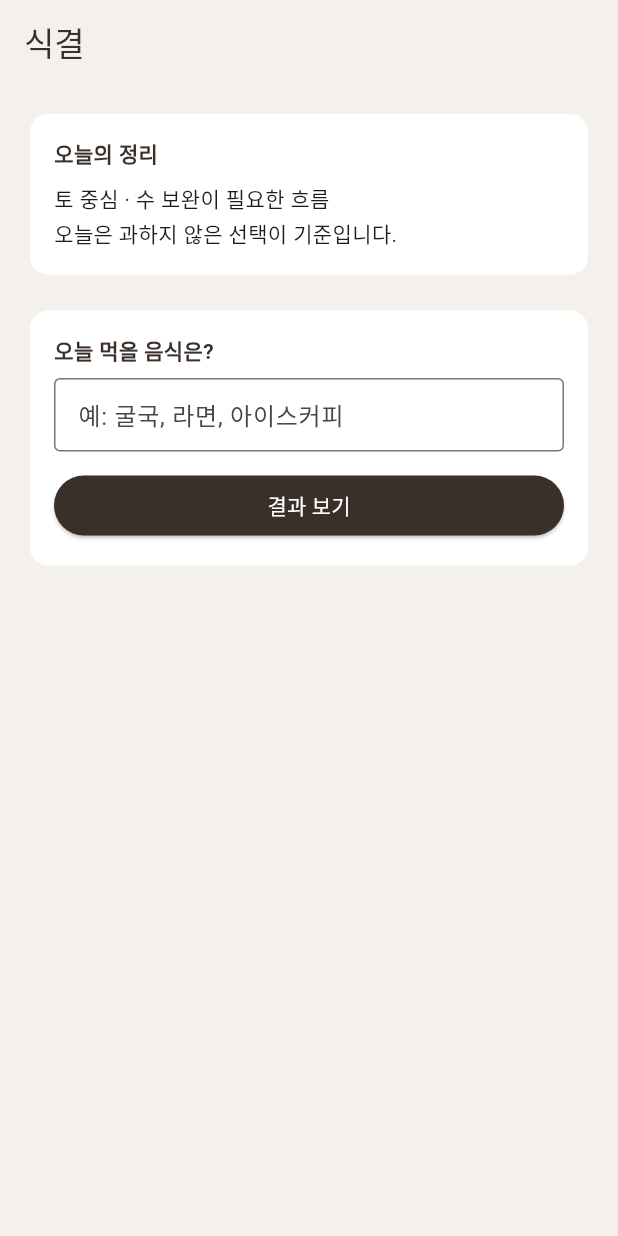
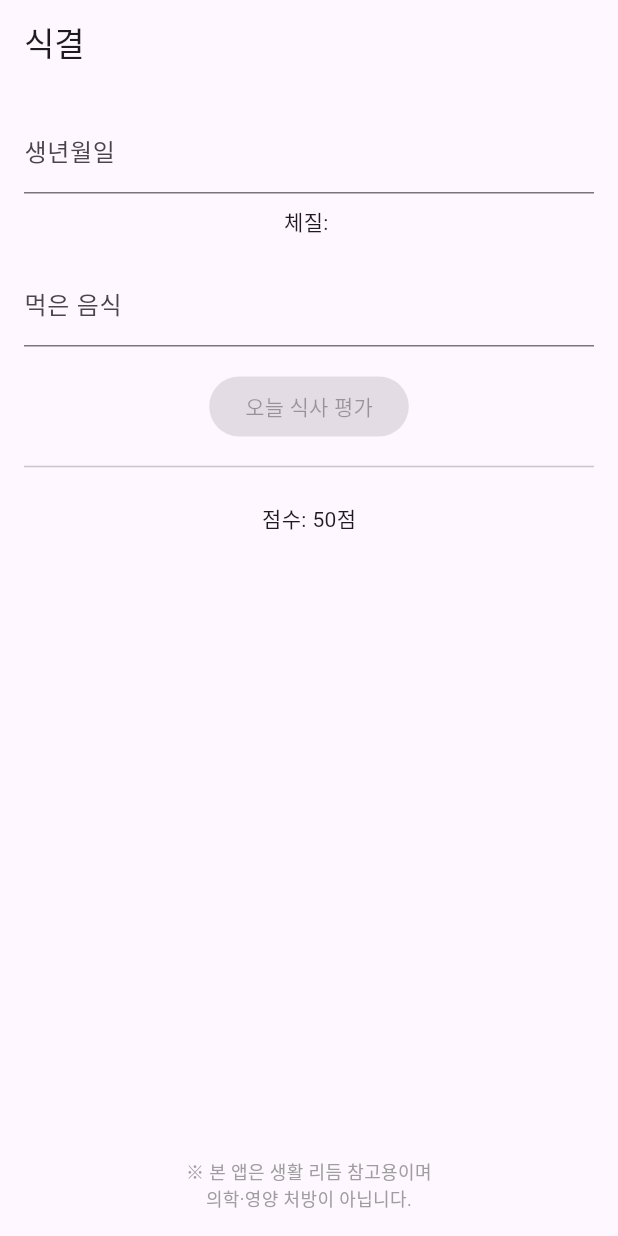
Before and after one commit to eetet-sys/origin, a Flutter app: the screen it shows after launch, on a phone screen of 412 x 824 dp. Run offline on Flutter 3.47's test engine with Material 3 defaults, Android fonts, the phone set to English and light mode, and no system bars.

Commit message:
feat: 식결 음식 분류 및 체질 판단 로직 1차 통합

```diff
--- /dev/null
+++ b/lib/data/food_classifier.dart
@@ -0,0 +1,66 @@
+class FoodProfile {
+  final List<String> ingredients;
+  final List<String> cooking;
+  final List<String> stimulus;
+
+  FoodProfile({
+    required this.ingredients,
+    required this.cooking,
+    required this.stimulus,
+  });
+}
+
+/* ===== 자동완성 & 분류 키워드 ===== */
+
+const List<String> allFoodKeywords = [
+  '라면','불닭볶음면','짜파게티','치킨','삼겹살','김치찌개','된장찌개',
+  '비빔밥','김밥','떡볶이','마라탕','마라샹궈','냉면','칼국수',
+  '피자','햄버거','돈가스','국밥','설렁탕','갈비탕',
+  '샐러드','회','초밥','죽','백숙','콩나물국','미역국'
+];
+
+const Map<String, List<String>> ingredientKeywords = {
+  '밀가루': ['라면','면','국수','짜장','짬뽕','빵','피자'],
+  '쌀': ['밥','김밥','비빔밥','죽','국밥'],
+  '돼지고기': ['삼겹','제육','족발'],
+  '닭고기': ['치킨','닭','백숙'],
+  '해산물': ['회','생선','오징어','낙지'],
+  '채소': ['샐러드','나물','무침'],
+};
+
+const Map<String, List<String>> cookingKeywords = {
+  '튀김': ['튀김','치킨','돈가스'],
+  '볶음': ['볶음','불닭','제육'],
+  '국물': ['국','찌개','탕','라면'],
+  '생식': ['회','샐러드'],
+};
+
+const Map<String, List<String>> stimulusKeywords = {
+  '매움': ['매운','불닭','떡볶이','마라'],
+  '기름짐': ['튀김','치킨','삼겹'],
+  '차가움': ['냉','아이스','빙수','냉면'],
+};
+
+/* ===== 분류 엔진 ===== */
+
+FoodProfile classifyFood(String food) {
+  final ingredients = <String>[];
+  final cooking = <String>[];
+  final stimulus = <String>[];
+
+  ingredientKeywords.forEach((k, v) {
+    if (v.any((e) => food.contains(e))) ingredients.add(k);
+  });
+  cookingKeywords.forEach((k, v) {
+    if (v.any((e) => food.contains(e))) cooking.add(k);
+  });
+  stimulusKeywords.forEach((k, v) {
+    if (v.any((e) => food.contains(e))) stimulus.add(k);
+  });
+
+  return FoodProfile(
+    ingredients: ingredients,
+    cooking: cooking,
+    stimulus: stimulus,
+  );
+}
--- /dev/null
+++ b/lib/data/food_data.dart
@@ -0,0 +1,93 @@
+/// 체질 × 음식 속성 가중치 테이블
+/// + 값 = 도움
+/// - 값 = 부담
+
+const Map<String, Map<String, Map<String, int>>> bodyFoodWeight = {
+  '토': {
+    'ingredients': {
+      '쌀': 6,
+      '뿌리채소': 6,
+      '콩': 4,
+      '밀가루': -8,
+      '기름짐': -6,
+    },
+    'cooking': {
+      '국물': 4,
+      '찜': 5,
+      '튀김': -8,
+      '볶음': -4,
+    },
+    'stimulus': {
+      '매움': -5,
+      '차가움': -6,
+      '단짠': -4,
+    },
+  },
+
+  '목': {
+    'ingredients': {
+      '채소': 6,
+      '해산물': 4,
+      '기름짐': -6,
+    },
+    'cooking': {
+      '생식': 6,
+      '볶음': -6,
+      '튀김': -7,
+    },
+    'stimulus': {
+      '매움': -4,
+      '단짠': -5,
+    },
+  },
+
+  '화': {
+    'ingredients': {
+      '수분': 6,
+      '과일': 5,
+      '기름짐': -7,
+    },
+    'cooking': {
+      '생식': 5,
+      '국물': -3,
+      '튀김': -6,
+    },
+    'stimulus': {
+      '매움': -8,
+      '술': -9,
+      '단짠': -5,
+    },
+  },
+
+  '수': {
+    'ingredients': {
+      '해산물': 6,
+      '검은콩': 5,
+      '차가움': -7,
+    },
+    'cooking': {
+      '국물': 5,
+      '생식': -5,
+    },
+    'stimulus': {
+      '차가움': -8,
+      '염분': -5,
+    },
+  },
+
+  '금': {
+    'ingredients': {
+      '흰채소': 5,
+      '무': 6,
+      '기름짐': -6,
+    },
+    'cooking': {
+      '찜': 5,
+      '튀김': -8,
+    },
+    'stimulus': {
+      '자극': -6,
+      '차가움': -4,
+    },
+  },
+};
--- a/lib/main.dart
+++ b/lib/main.dart
@@ -1,260 +1,198 @@
 import 'package:flutter/material.dart';
+import 'data/food_classifier.dart';
+import 'data/food_data.dart';
 
 void main() {
-  runApp(const SikgyeolApp());
+  runApp(const SikGyeolApp());
 }
 
-class SikgyeolApp extends StatelessWidget {
-  const SikgyeolApp({super.key});
+class SikGyeolApp extends StatelessWidget {
+  const SikGyeolApp({super.key});
 
   @override
   Widget build(BuildContext context) {
-    return MaterialApp(
-      title: '식결',
+    return const MaterialApp(
       debugShowCheckedModeBanner: false,
-      theme: ThemeData(
-        scaffoldBackgroundColor: const Color(0xFFF4F1EC),
-        fontFamily: 'Roboto',
-      ),
-      home: const TodayPage(),
+      home: FoodCheckPage(),
     );
   }
 }
 
-class TodayPage extends StatefulWidget {
-  const TodayPage({super.key});
+class FoodCheckPage extends StatefulWidget {
+  const FoodCheckPage({super.key});
 
   @override
-  State<TodayPage> createState() => _TodayPageState();
+  State<FoodCheckPage> createState() => _FoodCheckPageState();
 }
 
-class _TodayPageState extends State<TodayPage> {
-  final TextEditingController _foodController = TextEditingController();
-  bool _showResult = false;
+class _FoodCheckPageState extends State<FoodCheckPage> {
+  final TextEditingController birthCtrl = TextEditingController();
+  final TextEditingController foodCtrl = TextEditingController();
+
+  String element = '';
+  int score = 50;
+  String decisionSummary = '';
+
+  List<String> suggestions = [];
+
+  /* ================= 체질 계산 ================= */
+
+  String calcElement(String birth) {
+    if (birth.length < 4) return '';
+    final year = int.tryParse(birth.substring(0, 4));
+    if (year == null) return '';
+
+    final stems = ['갑','을','병','정','무','기','경','신','임','계'];
+    final stem = stems[(year - 4) % 10];
+
+    if (['갑','을'].contains(stem)) return '목';
+    if (['병','정'].contains(stem)) return '화';
+    if (['무','기'].contains(stem)) return '토';
+    if (['경','신'].contains(stem)) return '금';
+    return '수';
+  }
+
+  /* ================= 자동완성 ================= */
+
+  void updateSuggestions(String input) {
+    if (input.isEmpty) {
+      setState(() => suggestions.clear());
+      return;
+    }
+
+    setState(() {
+      suggestions = allFoodKeywords
+          .where((f) => f.contains(input))
+          .take(6)
+          .toList();
+    });
+  }
+
+  /* ================= 평가 로직 ================= */
+
+  void evaluate() {
+    score = 50;
+    final foods = foodCtrl.text
+        .split(',')
+        .map((e) => e.trim())
+        .where((e) => e.isNotEmpty)
+        .toList();
+
+    final reasons = <String>{};
+    final weightTable = bodyFoodWeight[element];
+
+    for (final food in foods) {
+      final profile = classifyFood(food);
+      score += 2; // 기본점수
+
+      void apply(List<String> values, Map<String, int>? table) {
+        if (table == null) return;
+        for (final v in values) {
+          if (table.containsKey(v)) {
+            score += table[v]!;
+            if (table[v]! < 0) reasons.add(v);
+          }
+        }
+      }
+
+      apply(profile.ingredients, weightTable?['ingredients']);
+      apply(profile.cooking, weightTable?['cooking']);
+      apply(profile.stimulus, weightTable?['stimulus']);
+    }
+
+    decisionSummary = reasons.isEmpty
+        ? '전반적으로 무난한 구성의 식사입니다.'
+        : '${reasons.take(3).join(' · ')} 성향이 겹쳐 부담이 될 수 있습니다.';
+
+    setState(() {});
+  }
+
+  /* ================= UI ================= */
 
   @override
   Widget build(BuildContext context) {
     return Scaffold(
-      appBar: AppBar(
-        title: const Text('식결'),
-        backgroundColor: const Color(0xFFF4F1EC),
-        elevation: 0,
-        foregroundColor: const Color(0xFF3B2F2A),
-      ),
-      body: SingleChildScrollView(
+      appBar: AppBar(title: const Text('식결')),
+      body: Padding(
         padding: const EdgeInsets.all(16),
         child: Column(
-          crossAxisAlignment: CrossAxisAlignment.stretch,
           children: [
-            _TodaySummaryCard(),
+            TextField(
+              controller: birthCtrl,
+              decoration: const InputDecoration(
+                labelText: '생년월일',
+                hintText: '예: 19980427',
+              ),
+              keyboardType: TextInputType.number,
+              onChanged: (v) => setState(() => element = calcElement(v)),
+            ),
+            const SizedBox(height: 8),
+            Text('체질: $element'),
+
             const SizedBox(height: 16),
-            _FoodInputCard(
-              controller: _foodController,
-              onSubmit: () {
-                setState(() {
-                  _showResult = true;
-                });
-              },
+
+            TextField(
+              controller: foodCtrl,
+              decoration: const InputDecoration(
+                labelText: '먹은 음식',
+                hintText: '예: 불닭볶음면, 치킨',
+              ),
+              onChanged: updateSuggestions,
             ),
-            if (_showResult) ...[
-              const SizedBox(height: 16),
-              const _FoodResultCard(),
-              const SizedBox(height: 16),
-              const _BalanceGuideCard(),
-              const SizedBox(height: 16),
-              const _MovementCard(),
-            ],
+
+            if (suggestions.isNotEmpty)
+              Wrap(
+                spacing: 8,
+                children: suggestions.map((s) {
+                  return ActionChip(
+                    label: Text(s),
+                    onPressed: () {
+                      foodCtrl.text = s;
+                      suggestions.clear();
+                      setState(() {});
+                    },
+                  );
+                }).toList(),
+              ),
+
+            const SizedBox(height: 16),
+
+            ElevatedButton(
+              onPressed: element.isEmpty || foodCtrl.text.isEmpty
+                  ? null
+                  : evaluate,
+              child: const Text('오늘 식사 평가'),
+            ),
+
+            const Divider(height: 32),
+
+            if (decisionSummary.isNotEmpty)
+              Card(
+                child: Padding(
+                  padding: const EdgeInsets.all(16),
+                  child: Text(
+                    decisionSummary,
+                    style: const TextStyle(
+                      fontSize: 15,
+                      height: 1.4,
+                    ),
+                  ),
+                ),
+              ),
+
+            const SizedBox(height: 8),
+            Text('점수: $score점'),
+
+            const Spacer(),
+
+            const Text(
+              '※ 본 앱은 생활 리듬 참고용이며\n의학·영양 처방이 아닙니다.',
+              textAlign: TextAlign.center,
+              style: TextStyle(fontSize: 12, color: Colors.grey),
+            ),
           ],
         ),
       ),
     );
   }
 }
-
-/* ---------- 카드 컴포넌트들 ---------- */
-
-class _TodaySummaryCard extends StatelessWidget {
-  @override
-  Widget build(BuildContext context) {
-    return _Card(
-      title: '오늘의 정리',
-      child: const Text(
-        '토 중심 · 수 보완이 필요한 흐름\n'
-        '오늘은 과하지 않은 선택이 기준입니다.',
-        style: TextStyle(height: 1.6),
-      ),
-    );
-  }
-}
-
-class _FoodInputCard extends StatelessWidget {
-  final TextEditingController controller;
-  final VoidCallback onSubmit;
-
-  const _FoodInputCard({
-    required this.controller,
-    required this.onSubmit,
-  });
-
-  @override
-  Widget build(BuildContext context) {
-    return _Card(
-      title: '오늘 먹을 음식은?',
-      child: Column(
-        children: [
-          TextField(
-            controller: controller,
-            decoration: const InputDecoration(
-              hintText: '예: 굴국, 라면, 아이스커피',
-              border: OutlineInputBorder(),
-              isDense: true,
-            ),
-          ),
-          const SizedBox(height: 12),
-          SizedBox(
-            width: double.infinity,
-            child: ElevatedButton(
-              onPressed: onSubmit,
-              style: ElevatedButton.styleFrom(
-                backgroundColor: const Color(0xFF3B2F2A),
-                foregroundColor: Colors.white,
-              ),
-              child: const Text('결과 보기'),
-            ),
-          ),
-        ],
-      ),
-    );
-  }
-}
-
-class _FoodResultCard extends StatelessWidget {
-  const _FoodResultCard();
-
-  @override
-  Widget build(BuildContext context) {
-    return _Card(
-      title: '음식 판단',
-      child: const Column(
-        crossAxisAlignment: CrossAxisAlignment.start,
-        children: [
-          Text(
-            '굴국 → 조건부 괜찮음',
-            style: TextStyle(
-              fontWeight: FontWeight.bold,
-            ),
-          ),
-          SizedBox(height: 8),
-          Text(
-            '따뜻하지만 소화에 에너지가 조금 쓰일 수 있어요.',
-          ),
-          SizedBox(height: 8),
-          Text(
-            '국물은 줄이고 천천히 먹는 쪽이 편합니다.',
-          ),
-        ],
-      ),
-    );
-  }
-}
-
-class _BalanceGuideCard extends StatelessWidget {
-  const _BalanceGuideCard();
-
-  @override
-  Widget build(BuildContext context) {
-    return _Card(
-      title: '오늘의 보완 포인트',
-      child: const Text(
-        '소화에 에너지가 쓰인 날이라\n'
-        '몸을 더 쓰기보다는 회복 쪽이 좋습니다.',
-        style: TextStyle(height: 1.6),
-      ),
-    );
-  }
-}
-
-class _MovementCard extends StatefulWidget {
-  const _MovementCard();
-
-  @override
-  State<_MovementCard> createState() => _MovementCardState();
-}
-
-class _MovementCardState extends State<_MovementCard> {
-  bool _expanded = false;
-
-  @override
-  Widget build(BuildContext context) {
-    return _Card(
-      title: '오늘의 움직임 제안',
-      child: Column(
-        crossAxisAlignment: CrossAxisAlignment.start,
-        children: [
-          const Text('몸을 덜 소모하는 방향'),
-          const SizedBox(height: 8),
-          TextButton(
-            onPressed: () {
-              setState(() {
-                _expanded = !_expanded;
-              });
-            },
-            child: Text(_expanded ? '접기' : '열기'),
-          ),
-          if (_expanded) ...[
-            const Divider(),
-            const Text(
-              '추천되는 움직임',
-              style: TextStyle(fontWeight: FontWeight.bold),
-            ),
-            const Text('- 짧은 산책\n- 가벼운 스트레칭'),
-            const SizedBox(height: 12),
-            const Text(
-              '오늘은 피하면 좋은 움직임',
-              style: TextStyle(fontWeight: FontWeight.bold),
-            ),
-            const Text('- 장시간 고강도 운동'),
-          ],
-        ],
-      ),
-    );
-  }
-}
-
-/* ---------- 공통 카드 ---------- */
-
-class _Card extends StatelessWidget {
-  final String title;
-  final Widget child;
-
-  const _Card({required this.title, required this.child});
-
-  @override
-  Widget build(BuildContext context) {
-    return Card(
-      elevation: 0,
-      color: Colors.white,
-      shape: RoundedRectangleBorder(
-        borderRadius: BorderRadius.circular(12),
-      ),
-      child: Padding(
-        padding: const EdgeInsets.all(16),
-        child: Column(
-          crossAxisAlignment: CrossAxisAlignment.start,
-          children: [
-            Text(
-              title,
-              style: const TextStyle(
-                fontWeight: FontWeight.bold,
-                color: Color(0xFF3B2F2A),
-              ),
-            ),
-            const SizedBox(height: 8),
-            child,
-          ],
-        ),
-      ),
-    );
-  }
-}
-// first push to github
```
Also changed, not shown: pubspec.yaml (+4 -68 lines), pubspec.lock, 1 other file.
